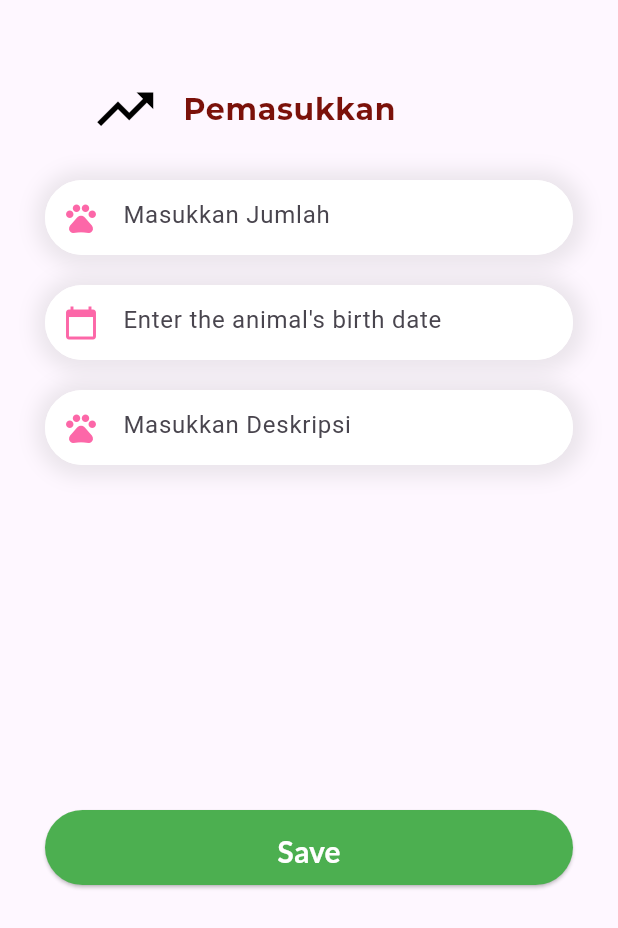
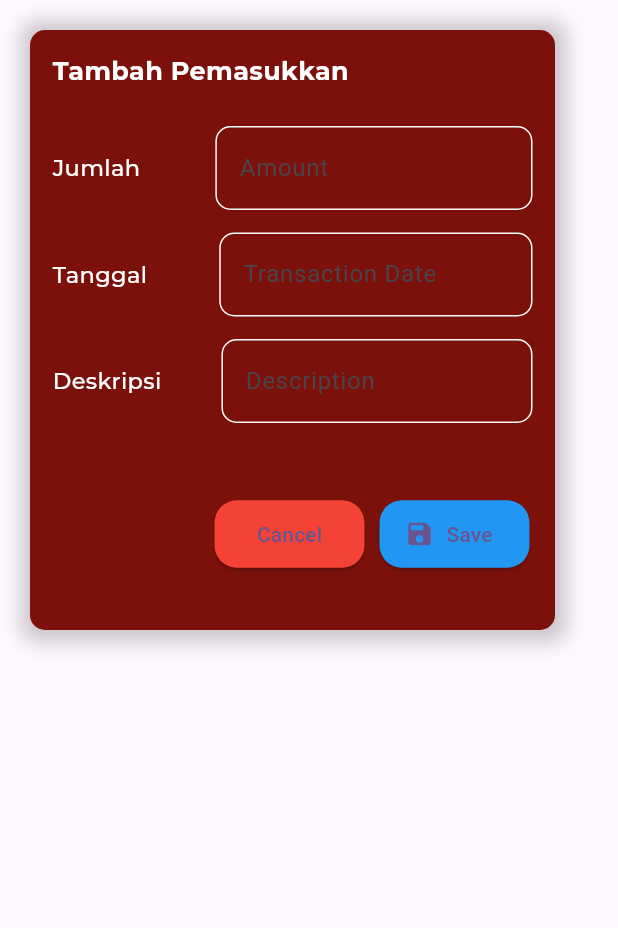
Before and after one commit to Tiarasekarsini/CatatAja_Geblek, a Flutter app: the AddPemasukan screen opened directly, on a phone screen of 412 x 824 dp. Shown: the top 928 px of the screen. Run offline on Flutter 3.47's test engine with Material 3 defaults, Android fonts, the phone set to English and light mode, and no system bars; our stand-ins replace cloud_firestore, firebase_core, google_fonts; missing offline and left inert: calendar_appbar; accounts and stored records are empty.

```diff
--- a/lib/view/add_pemasukan.dart
+++ b/lib/view/add_pemasukan.dart
@@ -35,9 +35,9 @@ class _AddPemasukanState extends State<AddPemasukan> {
           key: formkey,
           child: Stack(
             children: [
-              Container(
-                margin: const EdgeInsets.only(top: 25, left: 25, right: 25),
-                alignment: Alignment.center,
+              Padding(
+                padding: const EdgeInsets.only(
+                    left: 25, right: 25, top: 25, bottom: 50),
                 child: ListTile(
                   title: Text("Pemasukkan",
                       style: GoogleFonts.montserrat(
@@ -58,33 +58,64 @@ class _AddPemasukanState extends State<AddPemasukan> {
                 ),
               ),
               Container(
-                height: 50,
-                margin: const EdgeInsets.only(top: 100, left: 10, right: 10),
                 decoration: BoxDecoration(
-                  color: Colors.white,
-                  borderRadius: BorderRadius.circular(30),
+                  color: Color.fromARGB(255, 123, 17, 10),
+                  borderRadius: BorderRadius.circular(10),
                   boxShadow: [
                     BoxShadow(
                       spreadRadius: 7,
                       blurRadius: 10,
-                      offset: Offset(1, 1),
-                      color: Colors.grey.withOpacity(0.2),
+                      offset: const Offset(1, 1),
+                      color: Colors.black.withOpacity(0.2),
                     ),
                   ],
                 ),
+                padding: const EdgeInsets.all(15),
+                height: 400,
+                width: 350,
+                child: Column(
+                  children: [
+                    Align(
+                      alignment: Alignment
+                          .topLeft, // Menempatkan teks di pojok kiri atas
+                      child: Text(
+                        "Tambah Pemasukkan",
+                        style: GoogleFonts.montserrat(
+                          color: Colors.white, // Warna teks
+                          fontSize: 17, // Ukuran teks
+                          fontWeight: FontWeight.bold, // Ketebalan teks
+                        ),
+                      ),
+                    ),
+                    SizedBox(height: 25),
+                    Row(
+                      children: [
+                        // Nama label di sebelah kiri
+                        Text(
+                          'Jumlah',
+                          style: GoogleFonts.montserrat(
+                              color: Colors.white,
+                              fontSize: 15,
+                              fontWeight: FontWeight.w500),
+                        ),
+                        SizedBox(width: 50),
+                        Expanded(
+                          child: Container(
+                            width: 200, // Atur lebar sesuai yang Anda inginkan
                             child: TextFormField(
                               keyboardType: TextInputType.number,
                               decoration: InputDecoration(
-                    hintText: "Masukkan Jumlah",
-                    prefixIcon: const Icon(
-                      Icons.pets,
-                      color: Color.fromARGB(230, 252, 87, 158),
-                    ),
+                                hintText: "Amount",
+                                // prefixIcon: const Icon(
+                                //   Icons.money_rounded,
+                                //   color: Color.fromARGB(230, 252, 87, 158),
+                                // ),
                                 focusedBorder: const OutlineInputBorder(
-                      borderSide: BorderSide(color: Colors.white, width: 1.0),
+                                  borderSide: BorderSide(
+                                      color: Colors.white, width: 1.0),
                                 ),
                                 enabledBorder: OutlineInputBorder(
-                      borderRadius: BorderRadius.circular(30),
+                                  borderRadius: BorderRadius.circular(10),
                                   borderSide: const BorderSide(
                                     color: Colors.white,
                                     width: 1.0,
@@ -92,7 +123,8 @@ class _AddPemasukanState extends State<AddPemasukan> {
                                 ),
                               ),
                               onChanged: (value) {
-                    amount = double.tryParse(value); // Parse string to double
+                                amount = double.tryParse(
+                                    value); // Parse string to double
                               },
                               validator: (value) {
                                 if (value == null || value.isEmpty) {
@@ -102,34 +134,38 @@ class _AddPemasukanState extends State<AddPemasukan> {
                               },
                             ),
                           ),
-              Container(
-                height: 50,
-                margin: const EdgeInsets.only(top: 170, left: 10, right: 10),
-                decoration: BoxDecoration(
-                  color: Colors.white,
-                  borderRadius: BorderRadius.circular(30),
-                  boxShadow: [
-                    BoxShadow(
-                      spreadRadius: 7,
-                      blurRadius: 10,
-                      offset: Offset(1, 1),
-                      color: Colors.grey.withOpacity(0.2),
                         ),
                       ],
                     ),
+                    SizedBox(height: 15),
+                    Row(
+                      children: [
+                        // Nama label di sebelah kiri
+                        Text(
+                          'Tanggal',
+                          style: GoogleFonts.montserrat(
+                              color: Colors.white,
+                              fontSize: 15,
+                              fontWeight: FontWeight.w500),
+                        ),
+                        SizedBox(width: 48),
+                        Expanded(
+                          child: Container(
+                            width: 200, // Atur lebar sesuai yang Anda inginkan
                             child: TextFormField(
                               controller: date,
                               decoration: InputDecoration(
-                    hintText: "Enter the animal's birth date",
-                    prefixIcon: const Icon(
-                      Icons.calendar_today,
-                      color: Color.fromARGB(230, 252, 87, 158),
-                    ),
+                                hintText: "Transaction Date",
+                                // prefixIcon: const Icon(
+                                //   Icons.calendar_month,
+                                //   color: Color.fromARGB(230, 252, 87, 158),
+                                // ),
                                 focusedBorder: const OutlineInputBorder(
-                      borderSide: BorderSide(color: Colors.white, width: 1.0),
+                                  borderSide: BorderSide(
+                                      color: Colors.white, width: 1.0),
                                 ),
                                 enabledBorder: OutlineInputBorder(
-                      borderRadius: BorderRadius.circular(30),
+                                  borderRadius: BorderRadius.circular(10),
                                   borderSide: const BorderSide(
                                     color: Colors.white,
                                     width: 1.0,
@@ -145,8 +181,8 @@ class _AddPemasukanState extends State<AddPemasukan> {
                                   lastDate: DateTime(2050),
                                 );
                                 if (pickedDate != null) {
-                      String datepicked =
-                          DateFormat('dd-MM-yyyy').format(pickedDate);
+                                  String datepicked = DateFormat('dd-MM-yyyy')
+                                      .format(pickedDate);
 
                                   setState(() {
                                     date.text = datepicked;
@@ -166,33 +202,37 @@ class _AddPemasukanState extends State<AddPemasukan> {
                               },
                             ),
                           ),
-              Container(
-                height: 50,
-                margin: const EdgeInsets.only(top: 240, left: 10, right: 10),
-                decoration: BoxDecoration(
-                  color: Colors.white,
-                  borderRadius: BorderRadius.circular(30),
-                  boxShadow: [
-                    BoxShadow(
-                      spreadRadius: 7,
-                      blurRadius: 10,
-                      offset: Offset(1, 1),
-                      color: Colors.grey.withOpacity(0.2),
                         ),
                       ],
                     ),
+                    SizedBox(height: 15),
+                    Row(
+                      children: [
+                        // Nama label di sebelah kiri
+                        Text(
+                          'Deskripsi',
+                          style: GoogleFonts.montserrat(
+                              color: Colors.white,
+                              fontSize: 15,
+                              fontWeight: FontWeight.w500),
+                        ),
+                        SizedBox(width: 40),
+                        Expanded(
+                          child: Container(
+                            width: 200, // Atur lebar sesuai yang Anda inginkan
                             child: TextFormField(
                               decoration: InputDecoration(
-                    hintText: "Masukkan Deskripsi",
-                    prefixIcon: const Icon(
-                      Icons.pets,
-                      color: Color.fromARGB(230, 252, 87, 158),
-                    ),
+                                hintText: "Description",
+                                // prefixIcon: const Icon(
+                                //   Icons.description,
+                                //   color: Color.fromARGB(230, 252, 87, 158),
+                                // ),
                                 focusedBorder: const OutlineInputBorder(
-                      borderSide: BorderSide(color: Colors.white, width: 1.0),
+                                  borderSide: BorderSide(
+                                      color: Colors.white, width: 1.0),
                                 ),
                                 enabledBorder: OutlineInputBorder(
-                      borderRadius: BorderRadius.circular(30),
+                                  borderRadius: BorderRadius.circular(10),
                                   borderSide: const BorderSide(
                                     color: Colors.white,
                                     width: 1.0,
@@ -210,25 +250,41 @@ class _AddPemasukanState extends State<AddPemasukan> {
                               },
                             ),
                           ),
+                        ),
+                      ],
+                    ),
+                    SizedBox(height: 50),
+                    Row(
+                      children: [
                         Container(
-                padding: const EdgeInsets.only(top: 520, left: 10, right: 10),
+                          padding: const EdgeInsets.only(left: 108),
                           child: ElevatedButton(
                             style: ElevatedButton.styleFrom(
-                    backgroundColor: Colors.green,
-                    minimumSize: Size(double.infinity, 50),
+                              backgroundColor: Colors.red.shade500,
+                              minimumSize: Size(100, 45),
                               shape: RoundedRectangleBorder(
-                        borderRadius: BorderRadius.circular(40)),
-                    textStyle: GoogleFonts.lato(
-                      fontSize: 18,
-                      color: Colors.white,
-                      letterSpacing: 3.5 / 100,
-                      height: 152 / 100,
+                                borderRadius: BorderRadius.circular(15),
                               ),
                             ),
-
-                  ///proses ketika pengguna menekan tombol save
                             onPressed: () {
-                    ///memeriksa inputan dari pengguna
+                              Navigator.pop(
+                                  context,
+                                  MaterialPageRoute(
+                                      builder: (context) => HomePage()));
+                            },
+                            child: Text("Cancel"),
+                          ),
+                        ),
+                        SizedBox(width: 10), // Memberikan jarak antara tombol
+                        ElevatedButton.icon(
+                          style: ElevatedButton.styleFrom(
+                            backgroundColor: Colors.blue,
+                            minimumSize: Size(100, 45),
+                            shape: RoundedRectangleBorder(
+                              borderRadius: BorderRadius.circular(15),
+                            ),
+                          ),
+                          onPressed: () {
                             if (formkey.currentState!.validate()) {
                               PemasukanModel pm = PemasukanModel(
                                 amount: amount!,
@@ -238,25 +294,26 @@ class _AddPemasukanState extends State<AddPemasukan> {
                               pc.addPemasukan(pm);
 
                               ///menampilkan pesan apabila isian sudah sesuai
-                      ScaffoldMessenger.of(context).showSnackBar(const SnackBar(
-                          content: Text(
-                              'Pawrents! Your data has been successfully added!')));
+                              ScaffoldMessenger.of(context).showSnackBar(
+                                  const SnackBar(
+                                      content:
+                                          Text('Data berhasil ditambahkan')));
 
                               ///mengalihkan ke halaman AnimalData
                               Navigator.push(
                                 context,
-                        MaterialPageRoute(builder: (context) => HomePage()),
+                                MaterialPageRoute(
+                                    builder: (context) => HomePage()),
                               );
                             }
                           },
-                  child: Text(
-                    'Save',
-                    style: GoogleFonts.lato(
-                      fontSize: 20,
-                      color: Colors.white,
-                      fontWeight: FontWeight.bold,
+                          icon: Icon(Icons.save,
+                              size: 20), // Ganti ikon sesuai kebutuhan
+                          label: Text("Save"), // Ganti teks sesuai kebutuhan
                         ),
-                  ),
+                      ],
+                    )
+                  ],
                 ),
               ),
             ],
```
Also changed, not shown: lib/controller/pemasukan_controller.dart (+16 -1 lines), lib/home_page.dart (+29 -2 lines), lib/view/edit_pemasukan.dart (+342 -0 lines). Lines whose indentation alone changed are shown as unchanged.
